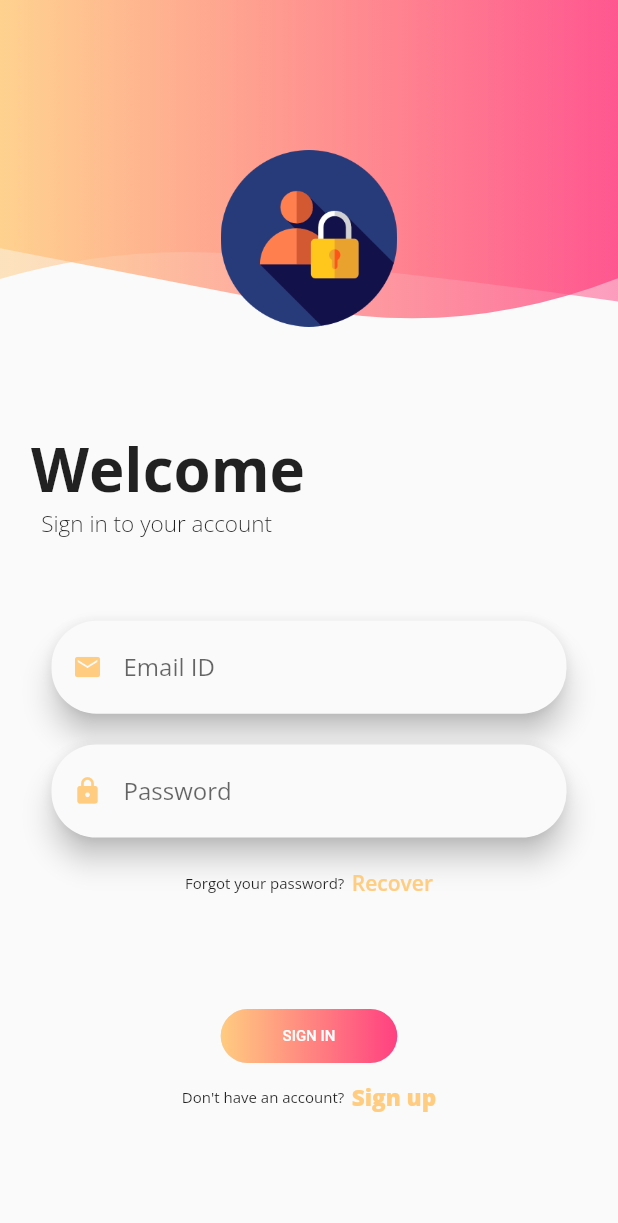
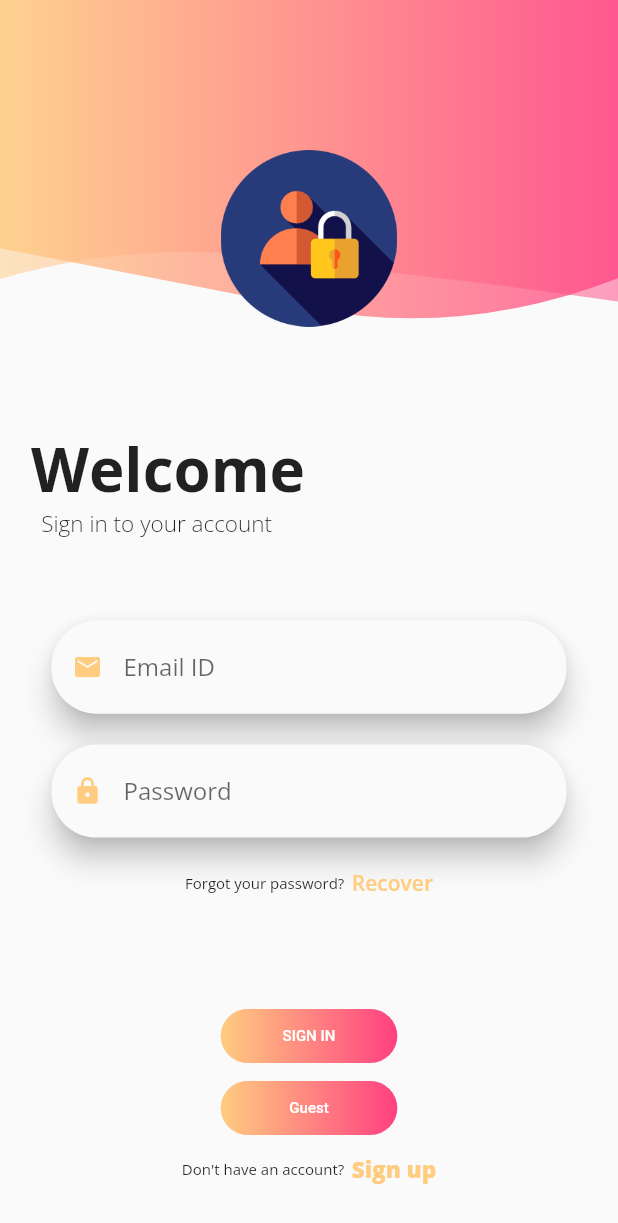
Before and after one commit to heyhemant/book_darshan, a Flutter app: the SignInPage screen opened directly, on a phone screen of 412 x 824 dp. Shown: the top 1223 px of the screen. Run offline on Flutter 3.47's test engine with Material 2 defaults, Android fonts, the phone set to English and light mode, and no system bars; our stand-ins replace curved_navigation_bar, firebase_auth, google_fonts, shared_preferences, smooth_star_rating; accounts and stored records are empty; statements that could not run were skipped.

```diff
--- a/lib/login/signin.dart
+++ b/lib/login/signin.dart
@@ -4,10 +4,12 @@ import 'package:book_darshan/login/widgets/responsive_ui.dart';
 import 'package:book_darshan/login/widgets/textformfield.dart';
 import 'package:firebase_auth/firebase_auth.dart';
 import 'package:flutter/material.dart';
-
+import 'package:book_darshan/ui/screens/navigations.dart';
+import 'package:book_darshan/ui/screens/home.dart';
 
 
 class SignInPage extends StatelessWidget {
+
   @override
   Widget build(BuildContext context) {
     return Scaffold(
@@ -23,7 +25,6 @@ class SignInScreen extends StatefulWidget {
 
 class _SignInScreenState extends State<SignInScreen> {
   final FirebaseAuth _auth = FirebaseAuth.instance;
-
   double _height;
   double _width;
   double _pixelRatio;
@@ -74,6 +75,7 @@ class _SignInScreenState extends State<SignInScreen> {
               forgetPassTextRow(),
               SizedBox(height: _height / 12),
               button(),
+              guest(),
               signUpTextRow(),
             ],
           ),
@@ -234,6 +236,7 @@ class _SignInScreenState extends State<SignInScreen> {
       shape: RoundedRectangleBorder(borderRadius: BorderRadius.circular(30.0)),
       onPressed: () {
         _signInWithEmailAndPassword();
+        mail(_emailController.toString());
           print("Routing to your account");
 
       },
@@ -250,6 +253,39 @@ class _SignInScreenState extends State<SignInScreen> {
         ),
         padding: const EdgeInsets.all(12.0),
         child: Text('SIGN IN',style: TextStyle(fontSize: _large? 14: (_medium? 12: 10))),
+      ),
+    );
+  }
+
+  Widget guest() {
+    return RaisedButton(
+      elevation: 0,
+      shape: RoundedRectangleBorder(borderRadius: BorderRadius.circular(30.0)),
+      onPressed: () {
+        _auth.signInAnonymously();
+        Navigator.push(
+          context,
+          MaterialPageRoute(
+            builder: (context) => HomeScreen(),
+          ),
+        );
+        mail('Guest');
+        print("Routing to your account");
+
+      },
+      textColor: Colors.white,
+      padding: EdgeInsets.all(0.0),
+      child: Container(
+        alignment: Alignment.center,
+        width: _large? _width/4 : (_medium? _width/3.75: _width/3.5),
+        decoration: BoxDecoration(
+          borderRadius: BorderRadius.all(Radius.circular(20.0)),
+          gradient: LinearGradient(
+            colors: <Color>[Colors.orange[200], Colors.pinkAccent],
+          ),
+        ),
+        padding: const EdgeInsets.all(12.0),
+        child: Text('Guest',style: TextStyle(fontSize: _large? 14: (_medium? 12: 10))),
       ),
     );
   }
--- a/lib/main.dart
+++ b/lib/main.dart
@@ -1,7 +1,7 @@
 import 'package:flutter/material.dart';
 import 'package:google_fonts/google_fonts.dart';
 import 'package:shared_preferences/shared_preferences.dart';
-
+import 'package:book_darshan/login/signin.dart';
 import 'ui/screens/home.dart';
 import 'ui/screens/onboarding.dart';
 
@@ -35,7 +35,7 @@ class _MyAppState extends State<MyApp> {
   Widget build(BuildContext context) {
     return MaterialApp(
       debugShowCheckedModeBanner: false,
-      title: 'Flutter Demo',
+      title: 'Book Darshan',
       theme: ThemeData(
         primarySwatch: Colors.blue,
         backgroundColor: Colors.white,
@@ -62,7 +62,7 @@ class _MyAppState extends State<MyApp> {
         },
       ),
       routes: {
-        'home': (context) => HomeScreen(),
+        'home': (context) => SignInScreen(),
       },
     );
   }
--- a/pubspec.yaml
+++ b/pubspec.yaml
@@ -14,7 +14,7 @@ description: A new Flutter application.
 version: 1.0.0+1
 
 environment:
-  sdk: ">=2.1.0 <3.0.0"
+  sdk: ">=2.2.0 <3.0.0"
 
 dependencies:
   curved_navigation_bar: ^0.3.3
```
Also changed, not shown: lib/module/user.dart (added, +18 -0 lines), lib/services/auth.dart (added, +55 -0 lines), lib/ui/screens/navigations.dart (+71 -27 lines).
